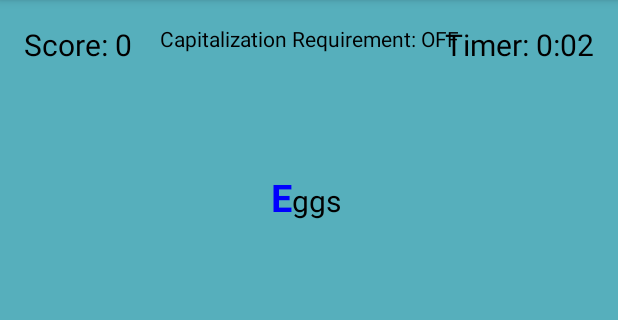
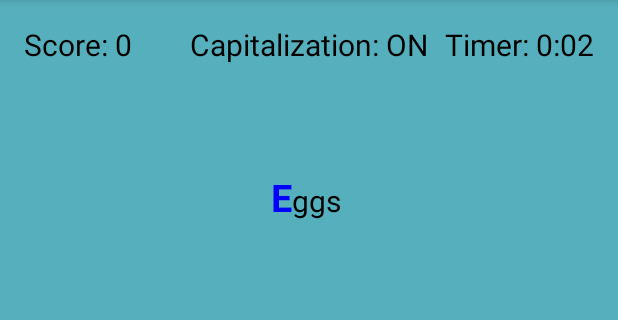
Before and after one commit to jeremy-wenzel/Tap-Tap-Tap, an Android app: the screen it shows after launch (TapActivity), after a tap on "SINGLE WORD", on a phone screen of 412 x 824 dp, the part 84-404 px from its top. Run offline under Robolectric (Android 15) with nearby library versions, the phone set to English and light mode, and no system bars.

Commit message:
Word Sizing Fix. Hopefully

```diff
--- a/TapTapTap/app/src/main/java/cs371m/taptaptap/TapActivity.java
+++ b/TapTapTap/app/src/main/java/cs371m/taptaptap/TapActivity.java
@@ -92,9 +92,9 @@ public class TapActivity extends AppCompatActivity {
         capView.setTextColor(Color.BLACK);
         timerView.setTextColor(Color.BLACK);
 
-        String capReq = "Capitalization Requirement: ";
+        String capReq = "Capitalization: ";
 
-        if ( capitalize )
+        if ( !capitalize )
             capReq += "OFF";
         else
             capReq += "ON";
@@ -305,16 +305,19 @@ public class TapActivity extends AppCompatActivity {
         if (textSize.equals("Small")) {
             scoreView.setTextSize(textSizeSmall);
             timerView.setTextSize(textSizeSmall);
+            capView.setTextSize(textSizeSmall);
             paragraphView.setTextSize(textSizeSmall);
         }
         else if (textSize.equals("Medium")) {
             scoreView.setTextSize(textSizeMedium);
             timerView.setTextSize(textSizeMedium);
+            capView.setTextSize(textSizeMedium);
             paragraphView.setTextSize(textSizeMedium);
         }
         else if (textSize.equals("Large")) {
             scoreView.setTextSize(textSizeLarge);
             timerView.setTextSize(textSizeLarge);
+            capView.setTextSize(textSizeLarge);
             paragraphView.setTextSize(textSizeLarge);
         }
         else {
--- a/TapTapTap/app/src/main/res/layout-land/activity_tap.xml
+++ b/TapTapTap/app/src/main/res/layout-land/activity_tap.xml
@@ -9,6 +9,15 @@
     android:paddingTop="@dimen/activity_vertical_margin"
     android:background="@drawable/default_image"
     tools:context="cs371m.taptaptap.TapActivity">
+    <LinearLayout
+        android:orientation="vertical"
+        android:layout_width="wrap_content"
+        android:layout_height="wrap_content"
+        android:layout_weight="10">
+        <LinearLayout
+            android:orientation="horizontal"
+            android:layout_width="wrap_content"
+            android:layout_height="wrap_content">
 
             <TextView
                 android:id="@+id/score_view"
@@ -17,12 +26,6 @@
                 android:layout_height="wrap_content"
                 android:text="Score: 0" />
 
-    <TextView
-        android:id="@+id/cap_view"
-        android:gravity="center"
-        android:layout_width="match_parent"
-        android:layout_height="wrap_content"
-        android:text="Capitalization Requirement: OFF" />
 
             <TextView
                 android:id="@+id/timer_view"
@@ -33,6 +36,16 @@
                 android:layout_alignParentTop="true"
                 android:layout_alignParentRight="true"
                 android:layout_alignParentEnd="true" />
+        </LinearLayout>
+
+        <TextView
+            android:id="@+id/cap_view"
+            android:gravity="center"
+            android:layout_width="match_parent"
+            android:layout_height="wrap_content"
+            android:text="Capitalization: OFF" />
+
+    </LinearLayout>
 
     <LinearLayout
         android:orientation="vertical"
--- a/TapTapTap/app/src/main/res/layout/activity_tap.xml
+++ b/TapTapTap/app/src/main/res/layout/activity_tap.xml
@@ -9,31 +9,6 @@
     android:paddingTop="@dimen/activity_vertical_margin"
     android:background="@drawable/default_image"
     tools:context="cs371m.taptaptap.TapActivity">
-
-    <TextView
-        android:id="@+id/score_view"
-        android:gravity="left"
-        android:layout_width="match_parent"
-        android:layout_height="wrap_content"
-        android:text="Score: 0" />
-
-    <TextView
-        android:id="@+id/cap_view"
-        android:gravity="center"
-        android:layout_width="match_parent"
-        android:layout_height="wrap_content"
-        android:text="Capitalization Requirement: OFF"  />
-
-    <TextView
-        android:id="@+id/timer_view"
-        android:gravity="right"
-        android:layout_width="match_parent"
-        android:layout_height="wrap_content"
-        android:text="Timer: 0:00"
-        android:layout_alignParentTop="true"
-        android:layout_alignParentRight="true"
-        android:layout_alignParentEnd="true" />
-
     <LinearLayout
         android:orientation="vertical"
         android:layout_width="fill_parent"
@@ -70,4 +45,31 @@
             android:text="" />
     </LinearLayout>
 
+    <TextView
+        android:id="@+id/score_view"
+        android:gravity="left"
+        android:layout_width="match_parent"
+        android:layout_height="wrap_content"
+        android:text="Score: 0"
+        android:textSize="16sp" />
+
+    <TextView
+        android:id="@+id/cap_view"
+        android:gravity="center"
+        android:layout_width="match_parent"
+        android:layout_height="wrap_content"
+        android:text="Capitalization Requirement: OFF"
+        android:textSize="16sp" />
+
+    <TextView
+        android:id="@+id/timer_view"
+        android:gravity="right"
+        android:layout_width="match_parent"
+        android:layout_height="wrap_content"
+        android:text="Timer: 0:00"
+        android:textSize="16sp"
+        android:layout_alignParentTop="true"
+        android:layout_alignParentRight="true"
+        android:layout_alignParentEnd="true" />
+
 </RelativeLayout>
```
Lines whose indentation alone changed are shown as unchanged.
